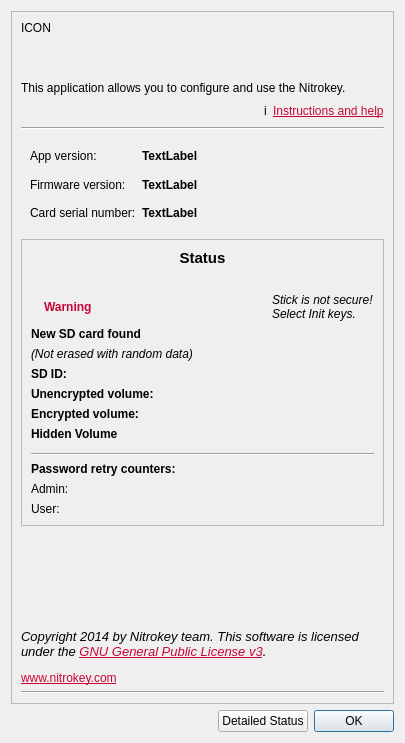
Nitrokey/nitrokey-app, file ui/aboutdialog.ui: the form before one commit.
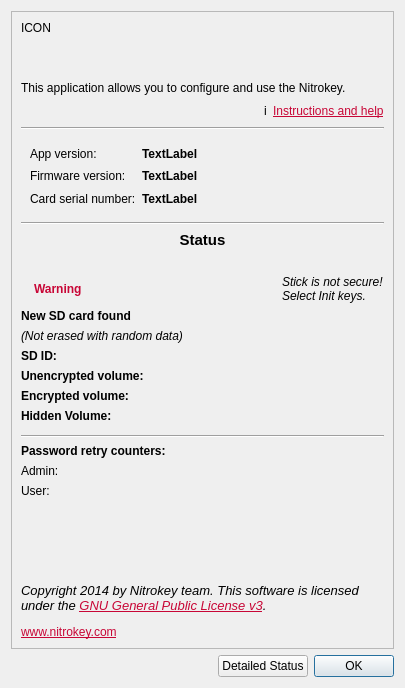
The form after the commit. Icons and pictures are not drawn.

Commit message: about dialog small fixes

Patch:
```diff
--- a/ui/aboutdialog.ui
+++ b/ui/aboutdialog.ui
@@ -7,7 +7,7 @@
     <x>0</x>
     <y>0</y>
     <width>405</width>
-    <height>743</height>
+    <height>688</height>
    </rect>
   </property>
   <property name="sizePolicy">
@@ -218,29 +218,12 @@
        </widget>
       </item>
       <item>
-       <widget class="QScrollArea" name="scrollArea">
-        <property name="sizePolicy">
-         <sizepolicy hsizetype="MinimumExpanding" vsizetype="MinimumExpanding">
-          <horstretch>0</horstretch>
-          <verstretch>0</verstretch>
-         </sizepolicy>
+       <widget class="Line" name="line_3">
+        <property name="orientation">
+         <enum>Qt::Horizontal</enum>
         </property>
-        <property name="sizeAdjustPolicy">
-         <enum>QAbstractScrollArea::AdjustToContents</enum>
-        </property>
-        <property name="widgetResizable">
-         <bool>true</bool>
-        </property>
-        <widget class="QWidget" name="scrollAreaWidgetContents">
-         <property name="geometry">
-          <rect>
-           <x>0</x>
-           <y>0</y>
-           <width>349</width>
-           <height>334</height>
-          </rect>
-         </property>
-         <layout class="QVBoxLayout" name="verticalLayout_4">
+       </widget>
+      </item>
           <item>
            <widget class="QLabel" name="label">
             <property name="font">
@@ -284,6 +267,9 @@
           </item>
           <item>
            <layout class="QHBoxLayout" name="horizontalLayout_4">
+        <property name="sizeConstraint">
+         <enum>QLayout::SetMinimumSize</enum>
+        </property>
             <item>
              <widget class="QLabel" name="warning_sign">
               <property name="text">
@@ -362,6 +348,12 @@
           </item>
           <item>
            <layout class="QFormLayout" name="storage_info">
+        <property name="sizeConstraint">
+         <enum>QLayout::SetMinimumSize</enum>
+        </property>
+        <property name="fieldGrowthPolicy">
+         <enum>QFormLayout::AllNonFixedFieldsGrow</enum>
+        </property>
             <item row="0" column="0">
              <widget class="QLabel" name="label_8">
               <property name="font">
@@ -431,7 +423,7 @@
                </font>
               </property>
               <property name="text">
-               <string>Hidden Volume</string>
+           <string>Hidden Volume:</string>
               </property>
              </widget>
             </item>
@@ -458,14 +450,12 @@
            </layout>
           </item>
           <item>
-           <widget class="Line" name="line_3">
+       <widget class="Line" name="line">
             <property name="orientation">
              <enum>Qt::Horizontal</enum>
             </property>
            </widget>
           </item>
-          <item>
-           <layout class="QVBoxLayout" name="verticalLayout_6">
             <item>
              <widget class="QLabel" name="label_2">
               <property name="font">
@@ -512,32 +502,16 @@
              </layout>
             </item>
             <item>
-             <spacer name="verticalSpacer_2">
-              <property name="orientation">
-               <enum>Qt::Vertical</enum>
-              </property>
-              <property name="sizeHint" stdset="0">
-               <size>
-                <width>20</width>
-                <height>0</height>
-               </size>
-              </property>
-             </spacer>
-            </item>
-           </layout>
-          </item>
-         </layout>
-        </widget>
-       </widget>
-      </item>
-      <item>
        <spacer name="verticalSpacer">
         <property name="orientation">
          <enum>Qt::Vertical</enum>
         </property>
+        <property name="sizeType">
+         <enum>QSizePolicy::MinimumExpanding</enum>
+        </property>
         <property name="sizeHint" stdset="0">
          <size>
-          <width>20</width>
+          <width>0</width>
           <height>0</height>
          </size>
         </property>
@@ -563,13 +537,6 @@
         </property>
        </widget>
       </item>
-      <item>
-       <widget class="Line" name="line">
-        <property name="orientation">
-         <enum>Qt::Horizontal</enum>
-        </property>
-       </widget>
-      </item>
      </layout>
     </widget>
    </item>
```
Left out of the diff: 28 changed lines with no effect on the pictures. Lines whose indentation alone changed are shown as unchanged. The commit also changes 1 other file.
